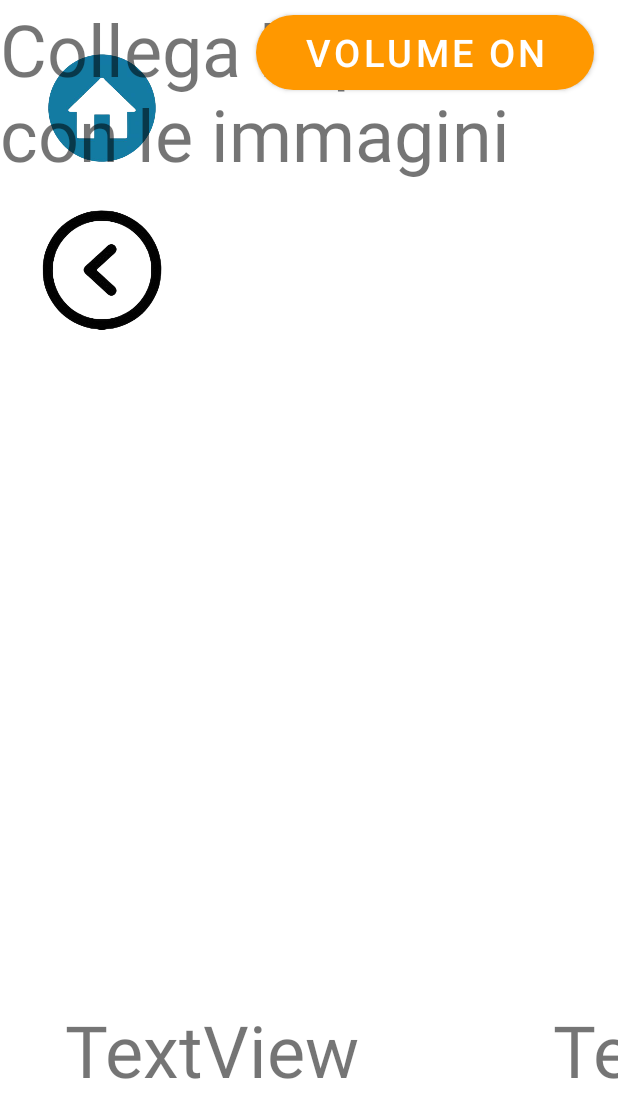
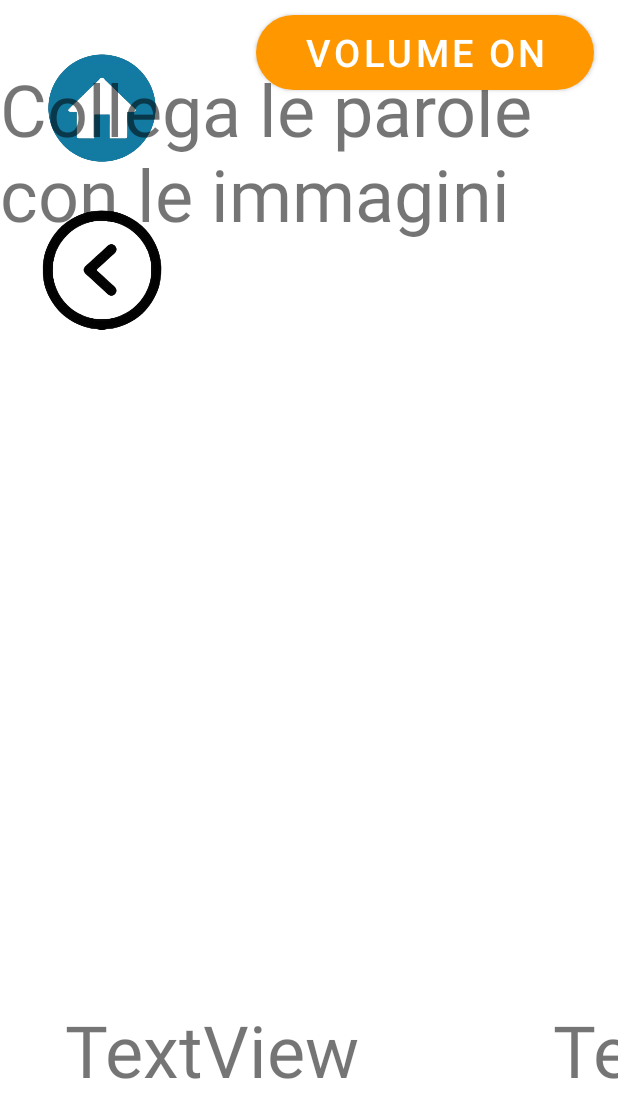
Before and after one commit to SirBatoio/MNEMOSINE_allena_la_memoria, an Android app: the Associazioni screen opened directly, with no data from a screen before it, on a phone screen of 412 x 824 dp. Shown: the top 1118 px of the screen. Run offline under Robolectric (Android 15) with nearby library versions, the phone set to English and light mode, and no system bars.

Commit message:
associazioni

```diff
--- a/app/src/main/res/layout/activity_associazioni.xml
+++ b/app/src/main/res/layout/activity_associazioni.xml
@@ -56,10 +56,11 @@
         style="@style/Testo"
         android:layout_width="wrap_content"
         android:layout_height="wrap_content"
+        android:layout_marginTop="40dp"
         android:text="Collega le parole con le immagini"
         app:layout_constraintEnd_toEndOf="parent"
         app:layout_constraintStart_toStartOf="parent"
-        tools:layout_editor_absoluteY="56dp" />
+        app:layout_constraintTop_toTopOf="parent" />
 
     <ImageView
         android:id="@+id/imageView5"
```
